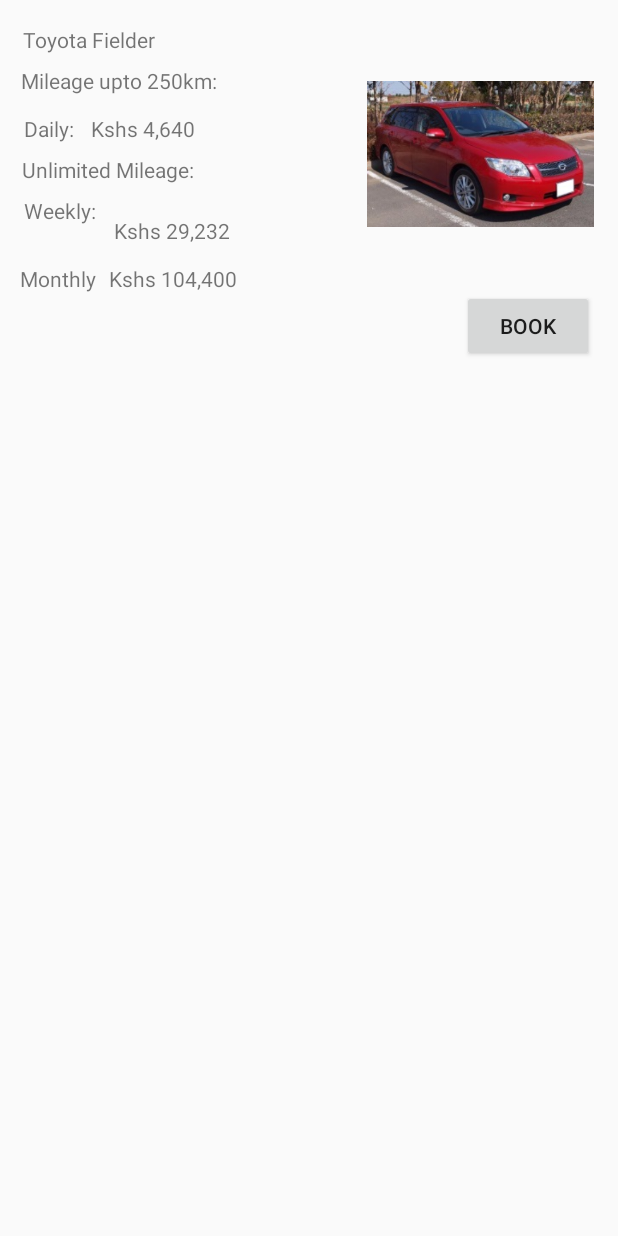
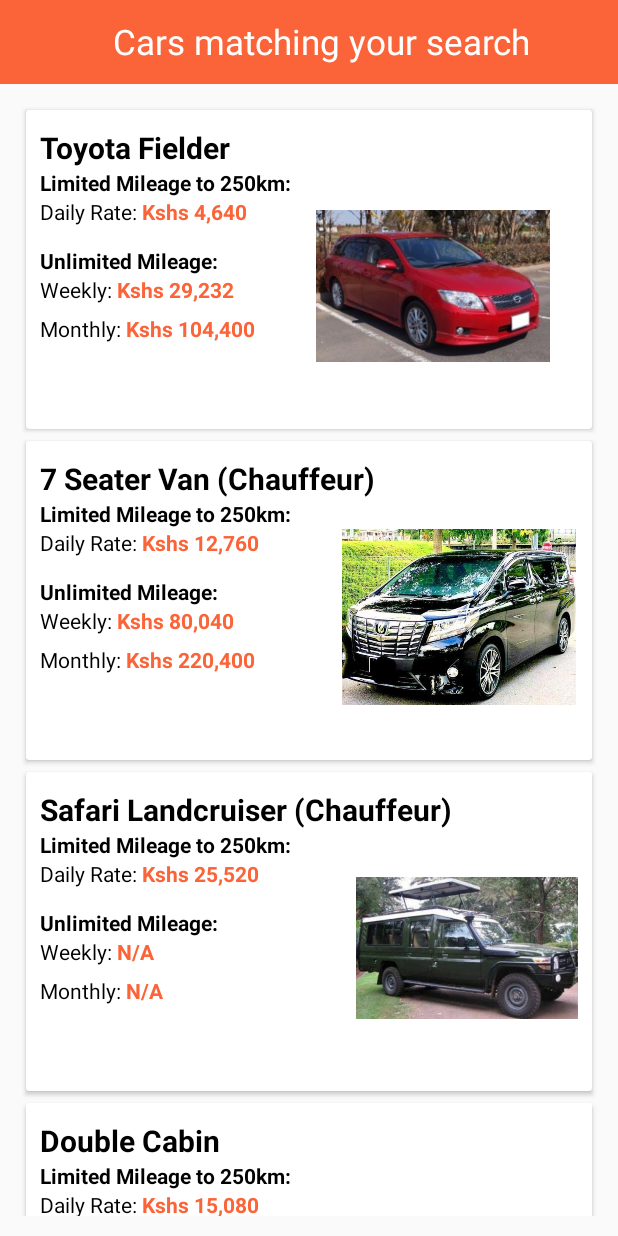
Before and after one commit to WambuaSimon/Unicorn-car-rental, an Android app: the screen it shows after launch (Activity_Test before the commit, Activity_Cars after it), on a phone screen of 412 x 824 dp. Run offline under Robolectric (Android 15) with nearby library versions, the phone set to English and light mode, and no system bars; our stand-ins replace sdp/ssp sizes.

Commit message:
recyclerview for car listing + dummy data

```diff
--- a/app/build.gradle
+++ b/app/build.gradle
@@ -40,4 +40,6 @@ dependencies {
     implementation 'com.android.support:design:28.0.0'
     implementation 'com.intuit.sdp:sdp-android:1.0.6'
     implementation 'com.android.support:cardview-v7:28.0.0'
+    implementation 'androidx.cardview:cardview:1.0.0'
+    implementation 'com.android.support:cardview-v7:28.0.0'
 }
--- a/app/src/main/java/com/wizag/unicorn/adapter/CarAdapter.kt
+++ b/app/src/main/java/com/wizag/unicorn/adapter/CarAdapter.kt
@@ -1 +1,76 @@
 package com.wizag.unicorn.adapter
+
+
+import android.content.Intent
+import android.graphics.Bitmap
+import android.view.LayoutInflater
+import android.view.View
+import android.view.ViewGroup
+import android.widget.ImageView
+import android.widget.TextView
+import androidx.recyclerview.widget.RecyclerView
+import com.wizag.unicorn.model.Car
+import com.wizag.unicorn.ui.activities.Activity_CarDetails
+import java.io.ByteArrayOutputStream
+
+
+/**
+ * Created by farooq on 9/12/2017.
+ */
+class CarAdapter(val list: ArrayList<Car>) : RecyclerView.Adapter<CarAdapter.ViewHolder>() {
+
+    override fun onCreateViewHolder(parent: ViewGroup, viewType: Int): CarAdapter.ViewHolder {
+        val v = LayoutInflater.from(parent.context).inflate(com.wizag.unicorn.R.layout.cars_layout, parent, false)
+        return ViewHolder(v)
+    }
+
+    //this method is binding the data on the list
+    override fun onBindViewHolder(holder: CarAdapter.ViewHolder, position: Int) {
+        holder.bindItems(list[position])
+    }
+
+    //this method is giving the size of the list
+    override fun getItemCount(): Int {
+        return list.size
+    }
+
+    class ViewHolder(view: View) : RecyclerView.ViewHolder(view) {
+        val view = view
+        fun bindItems(data: Car) {
+            val daily: TextView = itemView.findViewById(com.wizag.unicorn.R.id.daily_rate)
+            val weekly: TextView = itemView.findViewById(com.wizag.unicorn.R.id.weekly_rate)
+            val monthly: TextView = itemView.findViewById(com.wizag.unicorn.R.id.monthly_rate)
+            val car_name: TextView = itemView.findViewById(com.wizag.unicorn.R.id.car_name)
+            val car: ImageView = itemView.findViewById(com.wizag.unicorn.R.id.car)
+
+
+            daily.text = data.daily
+            weekly.text = data.weekly
+            monthly.text = data.monthly
+            car_name.text = data.car_name
+
+            car.setImageBitmap(data.image)
+
+            //set the onclick listener for the single list item
+            itemView.setOnClickListener({
+                //                Toast.makeText(view.context, data.daily, Toast.LENGTH_LONG).show()
+
+
+                val stream = ByteArrayOutputStream()
+                data.image.compress(Bitmap.CompressFormat.PNG, 100, stream)
+                val car_image = stream.toByteArray()
+
+                val intent = Intent(view.context, Activity_CarDetails::class.java)
+                intent.putExtra("car_name", data.car_name)
+                intent.putExtra("daily", data.daily)
+                intent.putExtra("weekly", data.weekly)
+                intent.putExtra("monthly", data.monthly)
+                intent.putExtra("car_image",car_image)
+                view.context.startActivity(intent)
+
+
+            })
+        }
+
+    }
+}
--- a/app/src/main/java/com/wizag/unicorn/model/Car.kt
+++ b/app/src/main/java/com/wizag/unicorn/model/Car.kt
@@ -1 +1,11 @@
 package com.wizag.unicorn.model
+
+import android.graphics.Bitmap
+
+data class Car(
+    var car_name: String,
+    var daily: String,
+    var weekly: String,
+    var monthly: String,
+    var image: Bitmap
+)
--- a/app/src/main/java/com/wizag/unicorn/ui/activities/Activity_Cars.kt
+++ b/app/src/main/java/com/wizag/unicorn/ui/activities/Activity_Cars.kt
@@ -1,13 +1,40 @@
 package com.wizag.unicorn.ui.activities
 
+import android.graphics.BitmapFactory
+import android.os.Bundle
+import android.widget.LinearLayout
 import androidx.appcompat.app.AppCompatActivity
-import android.os.Bundle
+import androidx.recyclerview.widget.LinearLayoutManager
+import androidx.recyclerview.widget.RecyclerView
 import com.wizag.unicorn.R
+import com.wizag.unicorn.adapter.CarAdapter
+import com.wizag.unicorn.model.Car
 
 class Activity_Cars : AppCompatActivity() {
 
     override fun onCreate(savedInstanceState: Bundle?) {
         super.onCreate(savedInstanceState)
         setContentView(R.layout.activity_cars)
+
+        val _recyclerView: RecyclerView = findViewById(R.id.recyclerview)
+        _recyclerView.layoutManager = LinearLayoutManager(this, LinearLayout.VERTICAL, false)
+
+        val cars = ArrayList<Car>()
+
+        //adding some dummy data to the list
+        cars.add(Car("Toyota Fielder","Kshs 4,640","Kshs 29,232","Kshs 104,400",BitmapFactory.decodeResource(resources, R.drawable.fielder)))
+        cars.add(Car("7 Seater Van (Chauffeur)","Kshs 12,760","Kshs 80,040","Kshs 220,400",BitmapFactory.decodeResource(resources, R.drawable.alphard)))
+        cars.add(Car("Safari Landcruiser (Chauffeur)","Kshs 25,520","N/A","N/A",BitmapFactory.decodeResource(resources, R.drawable.safari)))
+        cars.add(Car("Double Cabin","Kshs 15,080","95,120","348,000",BitmapFactory.decodeResource(resources, R.drawable.double_cab)))
+        cars.add(Car("Toyota Landcruiser Prado","Kshs 19,720","124,520","417,600",BitmapFactory.decodeResource(resources, R.drawable.prado)))
+
+
+        //creating our adapter
+        val adapter = CarAdapter(cars)
+
+        //now adding the adapter to recyclerview
+        _recyclerView.adapter = adapter
     }
+
+
 }
--- a/app/src/main/res/layout/activity_cars.xml
+++ b/app/src/main/res/layout/activity_cars.xml
@@ -1,13 +1,33 @@
 <?xml version="1.0" encoding="utf-8"?>
 <LinearLayout xmlns:android="http://schemas.android.com/apk/res/android"
-              xmlns:app="http://schemas.android.com/apk/res-auto"
-              xmlns:tools="http://schemas.android.com/tools"
+
+              android:orientation="vertical"
               android:layout_width="match_parent"
-              android:layout_height="match_parent"
->
+              android:layout_height="match_parent">
 
+    <androidx.appcompat.widget.Toolbar xmlns:android="http://schemas.android.com/apk/res/android"
+                                       xmlns:app="http://schemas.android.com/apk/res-auto"
+                                       android:id="@+id/toolbar"
+                                       android:layout_width="match_parent"
+                                       android:layout_height="wrap_content"
+                                       android:background="@color/colorPrimary"
+                                       android:minHeight="?attr/actionBarSize"
+                                       app:popupTheme="@style/ThemeOverlay.AppCompat.Light"
+                                       app:theme="@style/ThemeOverlay.AppCompat.Dark.ActionBar">
 
-    <android.support.v7.widget.RecyclerView
+        <TextView
+
+                android:layout_width="match_parent"
+                android:layout_height="wrap_content"
+                android:gravity="center_horizontal|center_vertical"
+                android:text="Cars matching your search"
+                android:textColor="@android:color/white"
+                android:textSize="@dimen/_18sdp"/>
+
+    </androidx.appcompat.widget.Toolbar>
+
+    <androidx.recyclerview.widget.RecyclerView
+            android:padding="@dimen/_10sdp"
             android:id="@+id/recyclerview"
             android:layout_width="match_parent"
             android:layout_height="wrap_content"/>
--- a/app/src/main/res/layout/cars_layout.xml
+++ b/app/src/main/res/layout/cars_layout.xml
@@ -1,113 +1,133 @@
 <?xml version="1.0" encoding="utf-8"?>
-<androidx.constraintlayout.widget.ConstraintLayout
-        xmlns:android="http://schemas.android.com/apk/res/android"
+
+<androidx.cardview.widget.CardView xmlns:android="http://schemas.android.com/apk/res/android"
                                    xmlns:app="http://schemas.android.com/apk/res-auto"
                                    xmlns:tools="http://schemas.android.com/tools"
+                                   android:padding="@dimen/_7sdp"
+                                   android:layout_margin="@dimen/_3sdp"
+                                   android:layout_width="match_parent"
+                                   android:layout_height="wrap_content">
+    <androidx.constraintlayout.widget.ConstraintLayout
             android:id="@+id/container"
             android:layout_width="match_parent"
+            android:padding="@dimen/_7sdp"
             android:layout_height="match_parent"
             tools:context=".ui.activities.Activity_Cars">
 
 
         <TextView
-            android:text="Toyota Fielder"
+                android:text="Toyota Landcruiser Prado"
+                android:textSize="20sp"
+                android:textColor="@color/black"
+                android:textStyle="bold"
                 android:layout_width="wrap_content"
                 android:layout_height="wrap_content"
                 android:id="@+id/car_name" app:layout_constraintEnd_toEndOf="parent" android:layout_marginEnd="8dp"
-            app:layout_constraintStart_toStartOf="parent" android:layout_marginStart="8dp"
-            app:layout_constraintBottom_toBottomOf="parent" android:layout_marginTop="8dp"
-            app:layout_constraintTop_toTopOf="parent" app:layout_constraintHorizontal_bias="0.023"
+                app:layout_constraintStart_toStartOf="parent"
+                app:layout_constraintBottom_toBottomOf="parent"
+                app:layout_constraintTop_toTopOf="parent" app:layout_constraintHorizontal_bias="0.0"
                 app:layout_constraintVertical_bias="0.011"/>
+
+        <ImageView
+                android:layout_width="@dimen/_120sdp"
+                android:layout_height="@dimen/_120sdp"
+                android:src="@drawable/fielder"
+                android:id="@+id/car" android:layout_marginTop="8dp"
+                android:layout_marginBottom="8dp"
+                app:layout_constraintBottom_toBottomOf="@+id/monthly_rate"
+                android:layout_marginStart="8dp" app:layout_constraintEnd_toEndOf="parent"
+                android:layout_marginEnd="8dp"
+                app:layout_constraintHorizontal_bias="0.824" app:layout_constraintVertical_bias="0.131"
+                app:layout_constraintStart_toEndOf="@+id/car_name" app:layout_constraintTop_toBottomOf="@+id/car_name"/>
         <TextView
                 android:layout_width="wrap_content"
                 android:layout_height="wrap_content"
-            android:id="@+id/textView3" app:layout_constraintEnd_toEndOf="parent" android:layout_marginEnd="8dp"
-            app:layout_constraintStart_toStartOf="parent" android:layout_marginStart="8dp"
-            android:layout_marginBottom="8dp"
-            app:layout_constraintBottom_toBottomOf="parent" app:layout_constraintHorizontal_bias="0.023"
-            android:layout_marginTop="8dp" app:layout_constraintTop_toBottomOf="@+id/car_name"
-            app:layout_constraintVertical_bias="0.0" android:text="Mileage upto 250km:"/>
+                android:textColor="@color/black"
+                android:textStyle="bold"
+                android:id="@+id/textView" app:layout_constraintEnd_toStartOf="@+id/car"
+                app:layout_constraintStart_toStartOf="parent"
+                app:layout_constraintHorizontal_bias="0.0"
+                app:layout_constraintTop_toBottomOf="@+id/car_name"
+                android:text="Limited Mileage to 250km:"/>
         <TextView
-            android:text="Daily: "
+                android:text="Daily Rate: "
                 android:layout_width="wrap_content"
                 android:layout_height="wrap_content"
-            android:id="@+id/textView4" android:layout_marginTop="8dp"
-            app:layout_constraintTop_toBottomOf="@+id/textView3" app:layout_constraintBottom_toBottomOf="parent"
-            app:layout_constraintEnd_toEndOf="parent" android:layout_marginEnd="8dp"
-            app:layout_constraintStart_toStartOf="parent" android:layout_marginStart="8dp"
-            app:layout_constraintHorizontal_bias="0.023" app:layout_constraintVertical_bias="0.006"/>
+                android:id="@+id/textView3"
+                android:textColor="@color/black"
+                app:layout_constraintTop_toBottomOf="@+id/textView"
+                app:layout_constraintStart_toStartOf="parent"
+
+                app:layout_constraintHorizontal_bias="0.047"/>
         <TextView
-            android:text="Kshs 4,640"
+                android:text=" Kshs 4,640"
                 android:layout_width="wrap_content"
                 android:layout_height="wrap_content"
-            android:id="@+id/daily_amount" app:layout_constraintStart_toEndOf="@+id/textView4"
-            android:layout_marginStart="8dp" app:layout_constraintEnd_toEndOf="parent" android:layout_marginEnd="8dp"
-            app:layout_constraintHorizontal_bias="0.0" app:layout_constraintBottom_toBottomOf="parent"
-            android:layout_marginTop="8dp" app:layout_constraintTop_toBottomOf="@+id/textView3"
-            app:layout_constraintVertical_bias="0.006"/>
+                android:textColor="@color/colorAccent"
+                android:textStyle="bold"
+
+                android:id="@+id/daily_rate"
+                app:layout_constraintEnd_toStartOf="@+id/car"
+                app:layout_constraintStart_toEndOf="@+id/textView3"
+                app:layout_constraintTop_toBottomOf="@+id/textView"
+                app:layout_constraintHorizontal_bias="0.0"/>
+
+
         <TextView
-            android:text="Unlimited Mileage:"
                 android:layout_width="wrap_content"
                 android:layout_height="wrap_content"
-            android:id="@+id/textView7" app:layout_constraintEnd_toEndOf="parent" android:layout_marginEnd="8dp"
-            app:layout_constraintStart_toStartOf="parent" android:layout_marginStart="8dp"
-            app:layout_constraintBottom_toBottomOf="parent" android:layout_marginTop="8dp"
-            app:layout_constraintTop_toBottomOf="@+id/daily_amount" app:layout_constraintHorizontal_bias="0.023"
-            app:layout_constraintVertical_bias="0.0"/>
+                android:textColor="@color/black"
+                android:textStyle="bold"
+                android:id="@+id/textView6" app:layout_constraintEnd_toStartOf="@+id/car"
+                android:layout_marginTop="@dimen/_10sdp"
+                app:layout_constraintBottom_toBottomOf="parent"
+                app:layout_constraintTop_toBottomOf="@+id/daily_rate" app:layout_constraintVertical_bias="0.0"
+                android:text="Unlimited Mileage:"
+                app:layout_constraintStart_toStartOf="parent" app:layout_constraintHorizontal_bias="0.0"/>
         <TextView
                 android:text="Weekly: "
                 android:layout_width="wrap_content"
                 android:layout_height="wrap_content"
-            android:id="@+id/textView8"
-            app:layout_constraintBottom_toBottomOf="parent" android:layout_marginTop="8dp"
-            app:layout_constraintTop_toBottomOf="@+id/textView7" app:layout_constraintEnd_toEndOf="parent"
-            android:layout_marginEnd="8dp" app:layout_constraintStart_toStartOf="parent"
-            android:layout_marginStart="8dp" app:layout_constraintHorizontal_bias="0.023"
-            app:layout_constraintVertical_bias="0.0"/>
+                android:id="@+id/textView7"
+                android:textColor="@color/black"
+                app:layout_constraintTop_toBottomOf="@+id/textView6"
+                app:layout_constraintEnd_toStartOf="@+id/car" android:layout_marginEnd="8dp"
+                app:layout_constraintStart_toStartOf="parent"
+                app:layout_constraintHorizontal_bias="0.0"/>
         <TextView
-            android:text=" Kshs 29,232"
+                android:text="Kshs 29,232 "
                 android:layout_width="wrap_content"
                 android:layout_height="wrap_content"
-            android:id="@+id/weekely_amount" app:layout_constraintStart_toStartOf="parent"
-            android:layout_marginStart="8dp" app:layout_constraintEnd_toEndOf="parent" android:layout_marginEnd="8dp"
-            app:layout_constraintTop_toTopOf="parent" android:layout_marginBottom="8dp"
-            app:layout_constraintBottom_toBottomOf="parent" app:layout_constraintHorizontal_bias="0.206"
-            app:layout_constraintVertical_bias="0.181"/>
+                android:textColor="@color/colorAccent"
+
+                android:textStyle="bold"
+                android:id="@+id/weekly_rate" app:layout_constraintEnd_toStartOf="@+id/car"
+                android:layout_marginEnd="8dp" app:layout_constraintStart_toEndOf="@+id/textView7"
+                app:layout_constraintTop_toBottomOf="@+id/textView6"
+                app:layout_constraintHorizontal_bias="0.0"/>
         <TextView
-            android:text="Monthly"
+                android:text="Monthly: "
+                android:layout_marginTop="@dimen/_5sdp"
+                android:textColor="@color/black"
                 android:layout_width="wrap_content"
                 android:layout_height="wrap_content"
                 android:id="@+id/textView10"
-            app:layout_constraintTop_toTopOf="parent" android:layout_marginBottom="8dp"
-            app:layout_constraintBottom_toBottomOf="parent"
-            android:layout_marginEnd="8dp" app:layout_constraintStart_toStartOf="parent"
-            android:layout_marginStart="8dp" app:layout_constraintHorizontal_bias="0.857"
-            app:layout_constraintVertical_bias="0.221" app:layout_constraintEnd_toStartOf="@+id/monthly_amount"/>
+                app:layout_constraintTop_toBottomOf="@+id/textView7" app:layout_constraintEnd_toStartOf="@+id/car"
+                android:layout_marginEnd="168dp" app:layout_constraintStart_toStartOf="parent"
+                app:layout_constraintHorizontal_bias="0.0"/>
         <TextView
-            android:text="Kshs 104,400"
+                android:text="Kshs 104,400 "
                 android:layout_width="wrap_content"
                 android:layout_height="wrap_content"
-            android:id="@+id/monthly_amount" app:layout_constraintEnd_toEndOf="parent" android:layout_marginEnd="8dp"
-            android:layout_marginStart="8dp"
-            app:layout_constraintBottom_toBottomOf="parent"
-            app:layout_constraintHorizontal_bias="0.209"
-            app:layout_constraintVertical_bias="0.221" app:layout_constraintStart_toStartOf="parent"
-            android:layout_marginBottom="8dp" app:layout_constraintTop_toTopOf="parent"/>
-    <ImageView
-            android:layout_width="151dp"
-            android:layout_height="128dp" app:srcCompat="@drawable/fielder"
-            android:id="@+id/imageView" android:layout_marginTop="8dp"
-            app:layout_constraintTop_toTopOf="parent" android:layout_marginBottom="8dp"
-            app:layout_constraintBottom_toBottomOf="parent" app:layout_constraintStart_toStartOf="parent"
-            android:layout_marginStart="8dp" app:layout_constraintEnd_toEndOf="parent" android:layout_marginEnd="8dp"
-            app:layout_constraintHorizontal_bias="0.967" app:layout_constraintVertical_bias="0.045"/>
-    <Button
-            android:text="Book"
-            android:layout_width="wrap_content"
-            android:layout_height="wrap_content"
-            android:id="@+id/book" android:layout_marginTop="8dp"
-            app:layout_constraintTop_toTopOf="parent" android:layout_marginBottom="8dp"
-            app:layout_constraintBottom_toBottomOf="parent" app:layout_constraintStart_toStartOf="parent"
-            android:layout_marginStart="8dp" app:layout_constraintEnd_toEndOf="parent" android:layout_marginEnd="8dp"
-            app:layout_constraintHorizontal_bias="0.973" app:layout_constraintVertical_bias="0.244"/>
+                android:id="@+id/monthly_rate"
+                android:textColor="@color/colorAccent"
+                android:layout_marginTop="@dimen/_5sdp"
+                android:textStyle="bold"
+
+                app:layout_constraintTop_toBottomOf="@+id/weekly_rate"
+                app:layout_constraintEnd_toStartOf="@+id/car" android:layout_marginEnd="48dp"
+                app:layout_constraintStart_toEndOf="@+id/textView10"
+                app:layout_constraintHorizontal_bias="0.0"/>
+
     </androidx.constraintlayout.widget.ConstraintLayout>
+</androidx.cardview.widget.CardView>
```
Also changed, not shown: app/src/main/AndroidManifest.xml (+4 -3 lines), app/src/main/java/com/wizag/unicorn/ui/activities/Activity_CarDetails.kt (added, +29 -0 lines), app/src/main/res/layout/activity_car_details.xml (added, +237 -0 lines), app/src/main/res/layout/pricing.xml (added, +20 -0 lines), app/src/main/res/drawable/alphard.jpg (added), app/src/main/res/drawable/double_cab.png (added), app/src/main/res/drawable/fielder.jpg (renamed from app/src/main/res/drawable-v24/fielder.jpg), app/src/main/res/drawable/ninja.jpg (added), app/src/main/res/drawable/prado.jpg (added), app/src/main/res/drawable/safari.jpg (added). Lines whose indentation alone changed are shown as unchanged.
